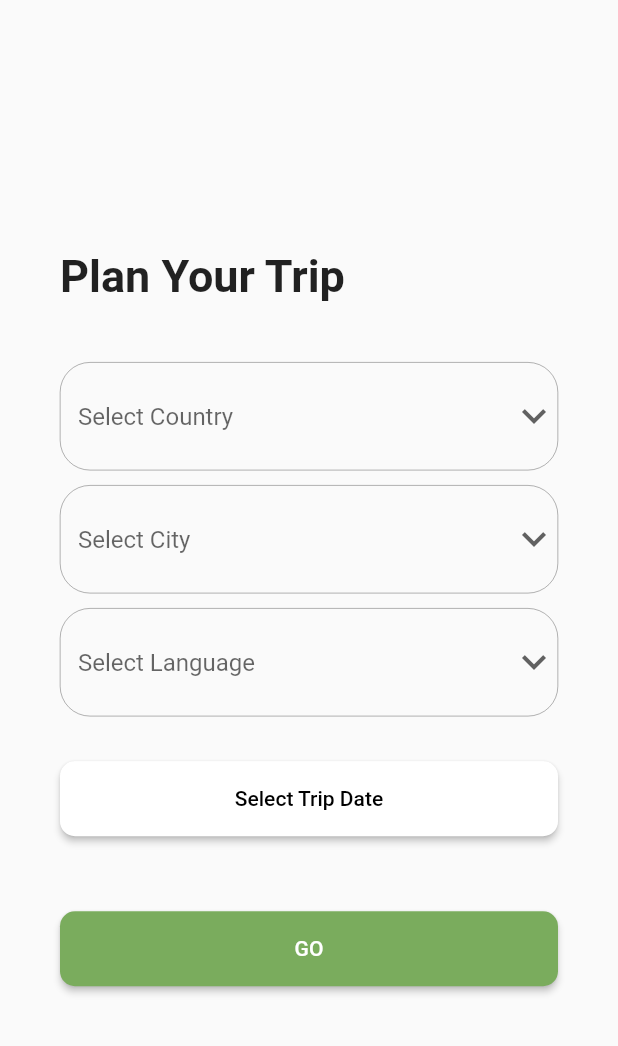
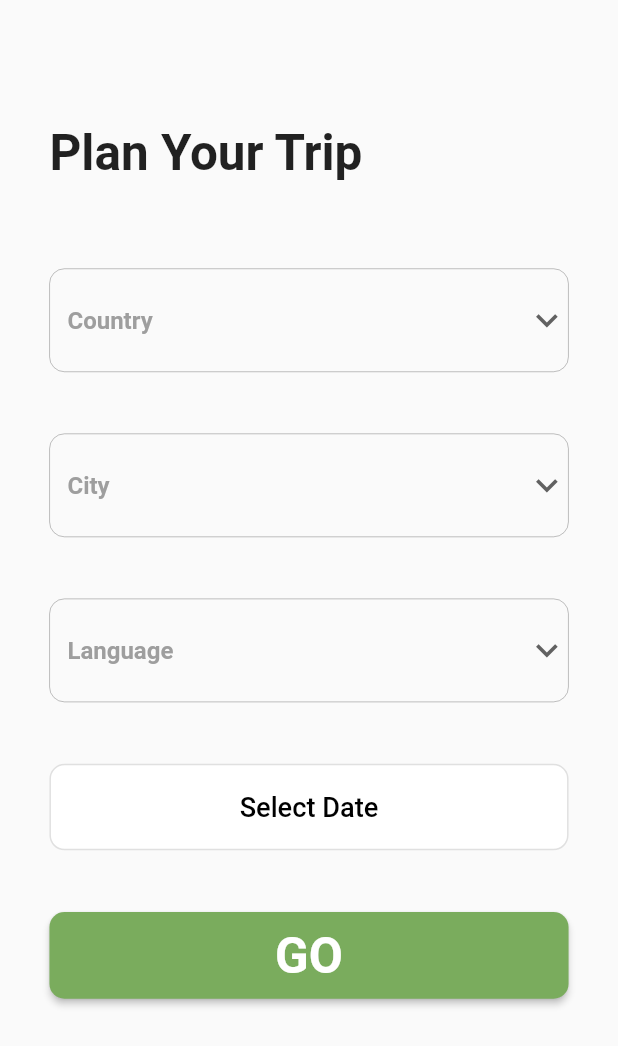
Before and after one commit to EnverUsta/Guidance, a Flutter app: the screen it shows after launch, on a phone screen of 412 x 824 dp. Shown: the top 1046 px of the screen. Run offline on Flutter 3.47's test engine with Material 2 defaults, Android fonts, the phone set to English and light mode, and no system bars; our stand-ins replace sizer.

Commit message:
page made fully responsive with sizer widget

```diff
--- a/lib/main.dart
+++ b/lib/main.dart
@@ -1,5 +1,6 @@
 import 'package:flutter/material.dart';
 import 'package:guidance/src/screens/trip_plan.dart';
+import 'package:sizer/sizer.dart';
 
 void main() {
   runApp(const MyApp());
@@ -10,9 +11,14 @@ class MyApp extends StatelessWidget {
 
   @override
   Widget build(BuildContext context) {
-    return const MaterialApp(
-      title: 'Guidance',
-      home: TripPlan(),
+    return Sizer(
+      builder: (BuildContext context, Orientation orientation,
+          DeviceType deviceType) {
+        return MaterialApp(
+          title: 'Guidance',
+          home: TripPlan(),
+        );
+      },
     );
   }
 }
--- a/lib/src/screens/trip_plan.dart
+++ b/lib/src/screens/trip_plan.dart
@@ -4,6 +4,7 @@ import 'package:flutter/rendering.dart';
 import 'package:guidance/src/models/trip.dart';
 import 'package:guidance/src/screens/empty.dart';
 import 'package:intl/intl.dart';
+import 'package:sizer/sizer.dart';
 
 class TripPlan extends StatefulWidget {
   const TripPlan({Key? key}) : super(key: key);
@@ -28,40 +29,38 @@ class _TripPlanState extends State<TripPlan> {
           title: Text("Plan Your Trip"),
         ),*/
         body: Container(
-      margin: const EdgeInsets.all(40.0),
+      margin: EdgeInsets.symmetric(horizontal: 4.h),
+      padding:  EdgeInsets.symmetric(vertical: 10.h),
       child: Form(
         key: planTripFormKey,
         child: Center(
-          child: SingleChildScrollView(
-            reverse: true,
-            child: Column(
+          child: Column(
               children: [
                 Container(
-                  padding: const EdgeInsets.fromLTRB(0, 0, 0, 30),
-                  child: const Align(
+                  padding: EdgeInsets.fromLTRB(0, 0, 0, 7.h),
+                  child: Align(
                     alignment: Alignment.topLeft,
                     child: Text(
                       "Plan Your Trip",
                       style: TextStyle(
                         fontWeight: FontWeight.bold,
-                        fontSize: 30,
+                        fontSize: 4.h,
                       ),
                     ),
                   ),
                 ),
-                const SizedBox(height: 10),
+                //const SizedBox(height: 10),
                 buildCountryField(),
-                const SizedBox(height: 10),
+                SizedBox(height: 5.h),
                 buildCityField(),
-                const SizedBox(height: 10),
+                SizedBox(height: 5.h),
                 buildLanguageField(),
-                const SizedBox(height: 30),
+                SizedBox(height: 5.h),
                 buildSelectDateField(),
-                const SizedBox(height: 50),
+                SizedBox(height: 5.h),
                 buildSubmitButton(),
               ],
             ),
-          ),
         ),
       ),
     ));
@@ -76,16 +75,20 @@ class _TripPlanState extends State<TripPlan> {
       value: country,
       items: countries.map(buildMenuItem).toList(),
       onChanged: (value) => setState(() => country = value),
-      hint: const Text("Select Country"),
+      hint: const Text(
+        "Country",
+        style: TextStyle(fontWeight: FontWeight.bold, color: Colors.grey),
+      ),
       validator: (value) => value == null ? 'Field Required' : null,
       decoration: InputDecoration(
         enabledBorder: OutlineInputBorder(
-          borderSide: const BorderSide(width: 0.2),
-          borderRadius: BorderRadius.circular(20),
+          borderSide: BorderSide(width: 0.02.h),
+          borderRadius: BorderRadius.circular(10),
         ),
       ),
       icon: const Icon(Icons.keyboard_arrow_down),
-      iconSize: 32,
+      iconSize: 3.5.h,
+      //style: Colors.color,
     );
   }
 
@@ -98,16 +101,19 @@ class _TripPlanState extends State<TripPlan> {
       value: city,
       items: cities.map(buildMenuItem).toList(),
       onChanged: (value) => setState(() => city = value),
-      hint: const Text("Select City"),
+      hint: const Text(
+        "City",
+        style: TextStyle(fontWeight: FontWeight.bold, color: Colors.grey),
+      ),
       validator: (value) => value == null ? 'Field Required' : null,
       decoration: InputDecoration(
         enabledBorder: OutlineInputBorder(
-          borderSide: const BorderSide(width: 0.2),
-          borderRadius: BorderRadius.circular(20),
+          borderSide: BorderSide(width: 0.02.h),
+          borderRadius: BorderRadius.circular(10),
         ),
       ),
       icon: const Icon(Icons.keyboard_arrow_down),
-      iconSize: 32,
+      iconSize: 3.5.h,
     );
   }
 
@@ -120,23 +126,26 @@ class _TripPlanState extends State<TripPlan> {
       value: language,
       items: languages.map(buildMenuItem).toList(),
       onChanged: (value) => setState(() => language = value),
-      hint: const Text("Select Language"),
+      hint: const Text(
+        "Language",
+        style: TextStyle(fontWeight: FontWeight.bold, color: Colors.grey),
+      ),
       validator: (value) => value == null ? 'Field Required' : null,
       decoration: InputDecoration(
         enabledBorder: OutlineInputBorder(
-          borderSide: const BorderSide(width: 0.2),
-          borderRadius: BorderRadius.circular(20),
+          borderSide: BorderSide(width: 0.02.h),
+          borderRadius: BorderRadius.circular(10),
         ),
       ),
       icon: const Icon(Icons.keyboard_arrow_down),
-      iconSize: 32,
+      iconSize: 3.5.h,
     );
   }
 
   Widget buildSelectDateField() {
-    String getText() {
+    String getDateText() {
       if (tripDateTime == null) {
-        return "Select Trip Date";
+        return "Select Date";
       } else {
         return DateFormat("dd/MM/yyyy").format(tripDateTime!);
       }
@@ -144,15 +153,19 @@ class _TripPlanState extends State<TripPlan> {
 
     return SizedBox(
       width: double.infinity,
-      height: 50,
-      child: ElevatedButton(
-        child: Text(getText()),
+      height: 7.h,
+      child: OutlinedButton(
+        child: Text(
+          getDateText(),
+          style: TextStyle(fontSize: 2.2.h),
+        ),
         onPressed: () async {
           DateTime? date = await showDatePicker(
             context: context,
             initialDate: tripDateTime ?? DateTime.now(),
             firstDate: DateTime.now(),
-            lastDate: DateTime(2022),
+            lastDate: DateTime(DateTime.now().year, DateTime.now().month + 3,
+                DateTime.now().day),
             helpText: "Select Trip Date",
             fieldLabelText: 'Trip date',
             fieldHintText: 'Month/Day/Year',
@@ -178,9 +191,13 @@ class _TripPlanState extends State<TripPlan> {
   Widget buildSubmitButton() {
     return SizedBox(
       width: double.infinity,
-      height: 50,
+      height: 7.h,
       child: ElevatedButton(
-        child: const Text("GO"),
+        child: Text(
+          "GO",
+          style: TextStyle(
+              fontWeight: FontWeight.bold, color: Colors.white, fontSize: 4.h),
+        ),
         onPressed: () {
           if (planTripFormKey.currentState!.validate() &&
               tripDateTime != null) {
@@ -208,6 +225,7 @@ class _TripPlanState extends State<TripPlan> {
     );
   }
 
+// failed for now
   Widget createDropDownButton(String? item, List<String> items, String name) {
     return DropdownButton<String>(
       value: item,
@@ -222,9 +240,9 @@ class _TripPlanState extends State<TripPlan> {
       value: e,
       child: Text(
         e,
-        style: const TextStyle(
+        style: TextStyle(
           fontWeight: FontWeight.bold,
-          fontSize: 25,
+          fontSize: 3.h,
         ),
       ),
     );
--- a/pubspec.yaml
+++ b/pubspec.yaml
@@ -35,6 +35,8 @@ dependencies:
   # Use with the CupertinoIcons class for iOS style icons.
   cupertino_icons: ^1.0.2
   intl: ^0.17.0
+
+  sizer: ^2.0.15
 
 dev_dependencies:
   flutter_test:
```
Also changed, not shown: pubspec.lock.
